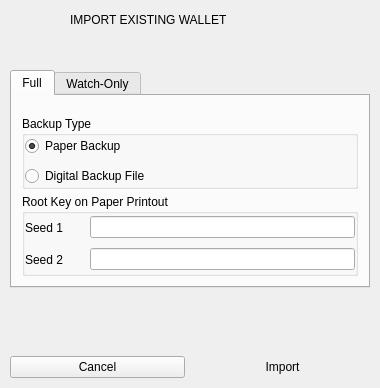
BlockSettle/terminal, file BlockSettleUILib/ImportWalletTypeDialog.ui: the form before one commit.
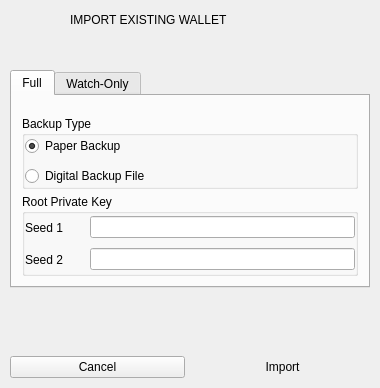
The form after the commit. Icons and pictures are not drawn.

Patch:
```diff
--- a/BlockSettleUILib/ImportWalletTypeDialog.ui
+++ b/BlockSettleUILib/ImportWalletTypeDialog.ui
@@ -243,7 +243,7 @@
                  </size>
                 </property>
                 <property name="title">
-                 <string>Root Key on Paper Printout</string>
+                 <string>Root Private Key</string>
                 </property>
                 <layout class="QVBoxLayout" name="verticalLayout_2">
                  <property name="spacing">
```
